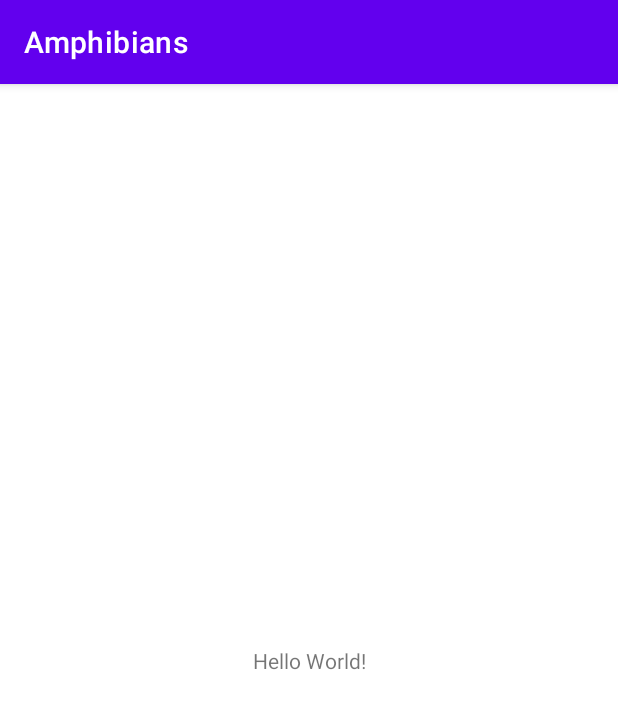
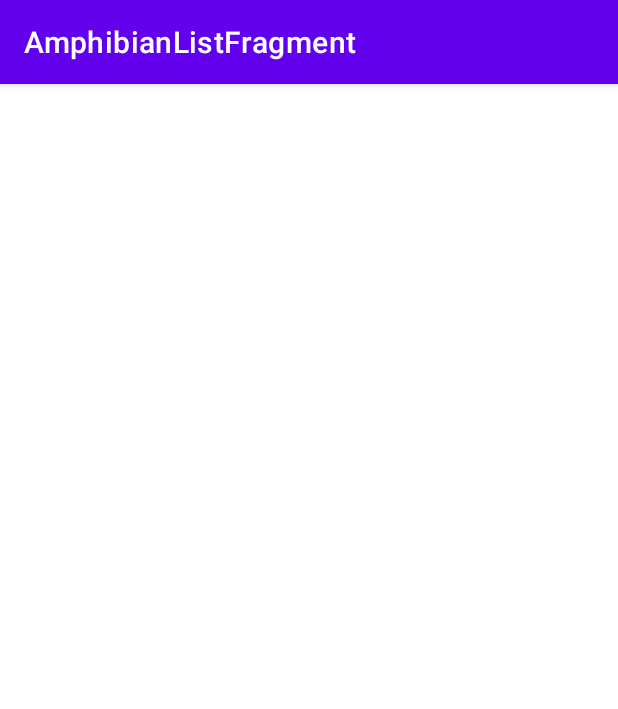
Before and after one commit to bk20dev/amphibians, an Android app: the screen it shows after launch (MainActivity), on a phone screen of 412 x 824 dp. Shown: the top 709 px of the screen. Run offline under Robolectric (Android 15) with nearby library versions, the phone set to English and light mode, and no system bars; our stand-ins replace navigation-ui; 2 statements that could not run were skipped.

Commit message:
Setup navigation based on Navigation Component

```diff
--- a/app/build.gradle
+++ b/app/build.gradle
@@ -43,4 +43,7 @@ dependencies {
     testImplementation 'junit:junit:4.13.2'
     androidTestImplementation 'androidx.test.ext:junit:1.1.3'
     androidTestImplementation 'androidx.test.espresso:espresso-core:3.4.0'
+    // Navigation
+    implementation "androidx.navigation:navigation-fragment-ktx:2.5.1"
+    implementation "androidx.navigation:navigation-ui-ktx:2.5.1"
 }
--- /dev/null
+++ b/app/src/main/java/pl/bk20/amphibians/AmphibianListFragment.kt
@@ -0,0 +1,19 @@
+package pl.bk20.amphibians
+
+import android.os.Bundle
+import android.view.LayoutInflater
+import android.view.View
+import android.view.ViewGroup
+import androidx.fragment.app.Fragment
+import pl.bk20.amphibians.databinding.FragmentAmphibianListBinding
+
+class AmphibianListFragment : Fragment() {
+    override fun onCreateView(
+        inflater: LayoutInflater,
+        container: ViewGroup?,
+        savedInstanceState: Bundle?
+    ): View {
+        val binding = FragmentAmphibianListBinding.inflate(inflater)
+        return binding.root
+    }
+}
--- a/app/src/main/java/pl/bk20/amphibians/MainActivity.kt
+++ b/app/src/main/java/pl/bk20/amphibians/MainActivity.kt
@@ -1,11 +1,25 @@
 package pl.bk20.amphibians
 
+import android.os.Bundle
 import androidx.appcompat.app.AppCompatActivity
-import android.os.Bundle
+import androidx.navigation.NavController
+import androidx.navigation.fragment.NavHostFragment
+import androidx.navigation.ui.setupActionBarWithNavController
 
 class MainActivity : AppCompatActivity() {
+    private lateinit var navController: NavController
+
     override fun onCreate(savedInstanceState: Bundle?) {
         super.onCreate(savedInstanceState)
         setContentView(R.layout.activity_main)
+
+        val navHostFragment =
+            supportFragmentManager.findFragmentById(R.id.nav_host_fragment) as NavHostFragment
+        navController = navHostFragment.navController
+        setupActionBarWithNavController(navController)
+    }
+
+    override fun onSupportNavigateUp(): Boolean {
+        return navController.navigateUp() || super.onSupportNavigateUp()
     }
 }
--- a/app/src/main/res/layout/activity_main.xml
+++ b/app/src/main/res/layout/activity_main.xml
@@ -1,18 +1,17 @@
 <?xml version="1.0" encoding="utf-8"?>
-<androidx.constraintlayout.widget.ConstraintLayout xmlns:android="http://schemas.android.com/apk/res/android"
+<FrameLayout xmlns:android="http://schemas.android.com/apk/res/android"
     xmlns:app="http://schemas.android.com/apk/res-auto"
     xmlns:tools="http://schemas.android.com/tools"
     android:layout_width="match_parent"
     android:layout_height="match_parent"
     tools:context=".MainActivity">
 
-    <TextView
-        android:layout_width="wrap_content"
-        android:layout_height="wrap_content"
-        android:text="Hello World!"
-        app:layout_constraintBottom_toBottomOf="parent"
-        app:layout_constraintEnd_toEndOf="parent"
-        app:layout_constraintStart_toStartOf="parent"
-        app:layout_constraintTop_toTopOf="parent" />
+    <androidx.fragment.app.FragmentContainerView
+        android:id="@+id/nav_host_fragment"
+        android:name="androidx.navigation.fragment.NavHostFragment"
+        android:layout_width="match_parent"
+        android:layout_height="match_parent"
+        app:defaultNavHost="true"
+        app:navGraph="@navigation/nav_graph" />
 
-</androidx.constraintlayout.widget.ConstraintLayout>
+</FrameLayout>
--- /dev/null
+++ b/app/src/main/res/navigation/nav_graph.xml
@@ -0,0 +1,11 @@
+<?xml version="1.0" encoding="utf-8"?>
+<navigation xmlns:android="http://schemas.android.com/apk/res/android"
+    xmlns:app="http://schemas.android.com/apk/res-auto"
+    android:id="@+id/nav_graph"
+    app:startDestination="@id/amphibianListFragment">
+
+    <fragment
+        android:id="@+id/amphibianListFragment"
+        android:name="pl.bk20.amphibians.AmphibianListFragment"
+        android:label="AmphibianListFragment" />
+</navigation>
```
Also changed, not shown: app/src/main/res/layout/fragment_amphibian_list.xml (added, +16 -0 lines).
